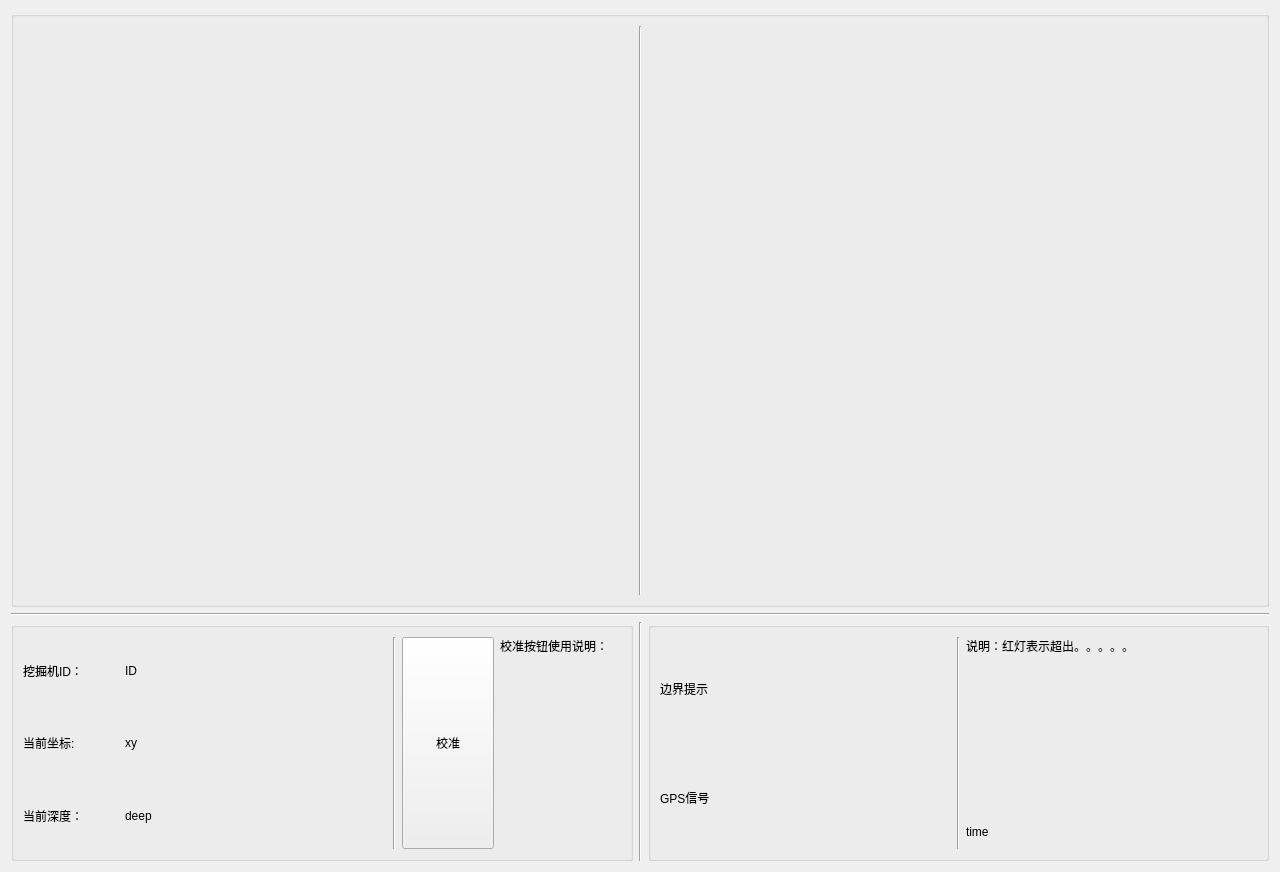
This is digger_ui.ui in huai-github/digger_5.0 as Qt 5 draws it before an edit. The edited form follows.
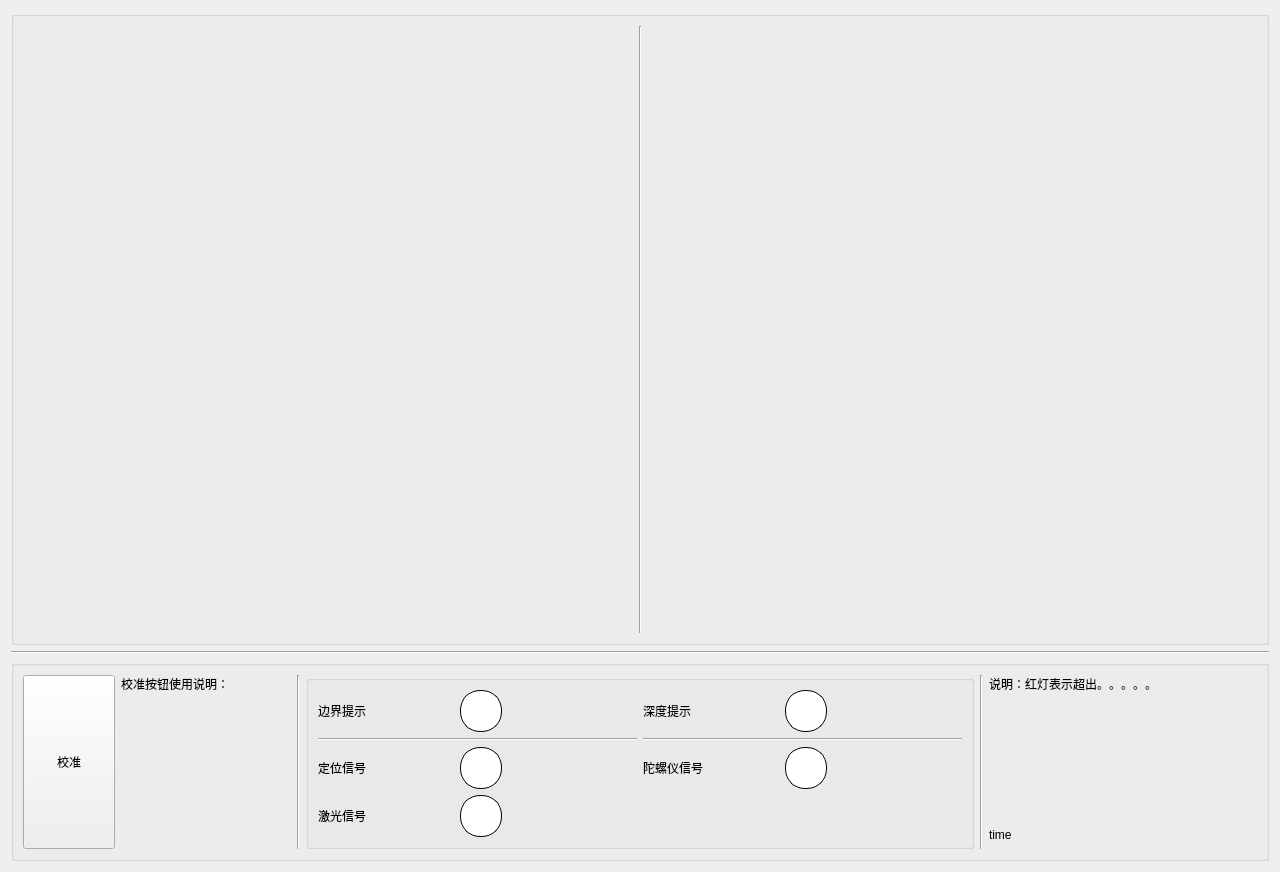
This is the edited form.

What changed in the file:
```diff
--- a/digger_ui.ui
+++ b/digger_ui.ui
@@ -13,7 +13,7 @@
   <property name="windowTitle">
    <string>挖掘机·</string>
   </property>
-  <layout class="QVBoxLayout" name="verticalLayout_4" stretch="5,1,2">
+  <layout class="QVBoxLayout" name="verticalLayout_4" stretch="5,1,0">
    <item>
     <widget class="QGroupBox" name="groupBox">
      <property name="title">
@@ -62,141 +62,15 @@
     </widget>
    </item>
    <item>
-    <layout class="QHBoxLayout" name="horizontalLayout_9" stretch="5,0,5">
+    <layout class="QHBoxLayout" name="horizontalLayout_9" stretch="0">
      <item>
-      <widget class="QGroupBox" name="groupBox_2">
+      <widget class="QGroupBox" name="groupBox_3">
        <property name="title">
         <string/>
        </property>
-       <layout class="QHBoxLayout" name="horizontalLayout_8">
+       <layout class="QHBoxLayout" name="horizontalLayout_3" stretch="2,1,5,1,2">
         <item>
-         <layout class="QHBoxLayout" name="horizontalLayout_3" stretch="9,1,2,3">
-          <item>
-           <layout class="QVBoxLayout" name="verticalLayout_2">
-            <item>
-             <layout class="QHBoxLayout" name="horizontalLayout_4" stretch="10,1,30">
-              <item>
-               <widget class="QLabel" name="diggerID_label">
-                <property name="styleSheet">
-                 <string notr="true">font: 75 9pt &quot;微软雅黑&quot;;
-font: 14pt &quot;微软雅黑&quot;;</string>
-                </property>
-                <property name="text">
-                 <string>挖掘机ID：</string>
-                </property>
-               </widget>
-              </item>
-              <item>
-               <spacer name="horizontalSpacer_3">
-                <property name="orientation">
-                 <enum>Qt::Horizontal</enum>
-                </property>
-                <property name="sizeHint" stdset="0">
-                 <size>
-                  <width>40</width>
-                  <height>20</height>
-                 </size>
-                </property>
-               </spacer>
-              </item>
-              <item>
-               <widget class="QLabel" name="diggerID">
-                <property name="styleSheet">
-                 <string notr="true">font: 12pt &quot;Consolas&quot;;</string>
-                </property>
-                <property name="text">
-                 <string>ID</string>
-                </property>
-               </widget>
-              </item>
-             </layout>
-            </item>
-            <item>
-             <layout class="QHBoxLayout" name="horizontalLayout_5" stretch="10,1,30">
-              <item>
-               <widget class="QLabel" name="nowcoordinate">
-                <property name="styleSheet">
-                 <string notr="true">font: 75 9pt &quot;微软雅黑&quot;;
-font: 14pt &quot;微软雅黑&quot;;</string>
-                </property>
-                <property name="text">
-                 <string>当前坐标:</string>
-                </property>
-               </widget>
-              </item>
-              <item>
-               <spacer name="horizontalSpacer_4">
-                <property name="orientation">
-                 <enum>Qt::Horizontal</enum>
-                </property>
-                <property name="sizeHint" stdset="0">
-                 <size>
-                  <width>40</width>
-                  <height>20</height>
-                 </size>
-                </property>
-               </spacer>
-              </item>
-              <item>
-               <widget class="QLabel" name="nowXY">
-                <property name="styleSheet">
-                 <string notr="true">
-font: 12pt &quot;Consolas&quot;;</string>
-                </property>
-                <property name="text">
-                 <string>xy</string>
-                </property>
-               </widget>
-              </item>
-             </layout>
-            </item>
-            <item>
-             <layout class="QHBoxLayout" name="horizontalLayout_7" stretch="10,1,30">
-              <item>
-               <widget class="QLabel" name="now_deep_label">
-                <property name="styleSheet">
-                 <string notr="true">font: 75 9pt &quot;微软雅黑&quot;;
-font: 14pt &quot;微软雅黑&quot;;</string>
-                </property>
-                <property name="text">
-                 <string>当前深度：</string>
-                </property>
-               </widget>
-              </item>
-              <item>
-               <spacer name="horizontalSpacer_5">
-                <property name="orientation">
-                 <enum>Qt::Horizontal</enum>
-                </property>
-                <property name="sizeHint" stdset="0">
-                 <size>
-                  <width>40</width>
-                  <height>20</height>
-                 </size>
-                </property>
-               </spacer>
-              </item>
-              <item>
-               <widget class="QLabel" name="now_deep">
-                <property name="styleSheet">
-                 <string notr="true">font: 12pt &quot;Consolas&quot;;</string>
-                </property>
-                <property name="text">
-                 <string>deep</string>
-                </property>
-               </widget>
-              </item>
-             </layout>
-            </item>
-           </layout>
-          </item>
-          <item>
-           <widget class="Line" name="line_5">
-            <property name="orientation">
-             <enum>Qt::Vertical</enum>
-            </property>
-           </widget>
-          </item>
+         <layout class="QHBoxLayout" name="horizontalLayout_2">
           <item>
            <widget class="QPushButton" name="calibration_button">
             <property name="enabled">
@@ -246,48 +120,6 @@
           </item>
          </layout>
         </item>
-       </layout>
-      </widget>
-     </item>
-     <item>
-      <widget class="Line" name="line_4">
-       <property name="orientation">
-        <enum>Qt::Vertical</enum>
-       </property>
-      </widget>
-     </item>
-     <item>
-      <widget class="QGroupBox" name="groupBox_3">
-       <property name="title">
-        <string/>
-       </property>
-       <layout class="QHBoxLayout" name="horizontalLayout_2">
-        <item>
-         <layout class="QVBoxLayout" name="verticalLayout">
-          <item>
-           <widget class="QLabel" name="border_warning">
-            <property name="styleSheet">
-             <string notr="true">font: 75 9pt &quot;微软雅黑&quot;;
-font: 14pt &quot;微软雅黑&quot;;</string>
-            </property>
-            <property name="text">
-             <string>边界提示</string>
-            </property>
-           </widget>
-          </item>
-          <item>
-           <widget class="QLabel" name="gps_warning">
-            <property name="styleSheet">
-             <string notr="true">font: 75 9pt &quot;微软雅黑&quot;;
-font: 14pt &quot;微软雅黑&quot;;</string>
-            </property>
-            <property name="text">
-             <string>GPS信号</string>
-            </property>
-           </widget>
-          </item>
-         </layout>
-        </item>
         <item>
          <widget class="Line" name="line_3">
           <property name="orientation">
@@ -295,6 +127,232 @@
           </property>
          </widget>
         </item>
+        <item>
+         <widget class="QGroupBox" name="groupBox_2">
+          <property name="title">
+           <string/>
+          </property>
+          <layout class="QGridLayout" name="gridLayout">
+           <item row="4" column="0">
+            <layout class="QHBoxLayout" name="laser_h" stretch="1,4,1">
+             <item>
+              <widget class="QLabel" name="deep_warning_2">
+               <property name="styleSheet">
+                <string notr="true">font: 75 9pt &quot;微软雅黑&quot;;
+font: 14pt &quot;微软雅黑&quot;;</string>
+               </property>
+               <property name="text">
+                <string>激光信号</string>
+               </property>
+              </widget>
+             </item>
+             <item>
+              <widget class="QLabel" name="laser_led">
+               <property name="styleSheet">
+                <string notr="true">min-width:40px;min-height:40px;max-width:40px;max-height:40px;border-radius:20px;border:1px solid black;background:white</string>
+               </property>
+               <property name="text">
+                <string/>
+               </property>
+              </widget>
+             </item>
+             <item>
+              <spacer name="horizontalSpacer_3">
+               <property name="orientation">
+                <enum>Qt::Horizontal</enum>
+               </property>
+               <property name="sizeHint" stdset="0">
+                <size>
+                 <width>40</width>
+                 <height>20</height>
+                </size>
+               </property>
+              </spacer>
+             </item>
+            </layout>
+           </item>
+           <item row="0" column="0">
+            <layout class="QHBoxLayout" name="border_h" stretch="1,4,1">
+             <item>
+              <widget class="QLabel" name="border_warning">
+               <property name="styleSheet">
+                <string notr="true">font: 75 9pt &quot;微软雅黑&quot;;
+font: 14pt &quot;微软雅黑&quot;;</string>
+               </property>
+               <property name="text">
+                <string>边界提示</string>
+               </property>
+              </widget>
+             </item>
+             <item>
+              <widget class="QLabel" name="edge_led">
+               <property name="minimumSize">
+                <size>
+                 <width>42</width>
+                 <height>42</height>
+                </size>
+               </property>
+               <property name="styleSheet">
+                <string notr="true">min-width:40px;min-height:40px;max-width:40px;max-height:40px;border-radius:20px;border:1px solid black;background:white</string>
+               </property>
+               <property name="text">
+                <string/>
+               </property>
+              </widget>
+             </item>
+             <item>
+              <spacer name="horizontalSpacer">
+               <property name="orientation">
+                <enum>Qt::Horizontal</enum>
+               </property>
+               <property name="sizeHint" stdset="0">
+                <size>
+                 <width>40</width>
+                 <height>20</height>
+                </size>
+               </property>
+              </spacer>
+             </item>
+            </layout>
+           </item>
+           <item row="2" column="0">
+            <layout class="QHBoxLayout" name="gps_h" stretch="1,4,1">
+             <item>
+              <widget class="QLabel" name="gps_warning_3">
+               <property name="styleSheet">
+                <string notr="true">font: 75 9pt &quot;微软雅黑&quot;;
+font: 14pt &quot;微软雅黑&quot;;</string>
+               </property>
+               <property name="text">
+                <string>定位信号</string>
+               </property>
+              </widget>
+             </item>
+             <item>
+              <widget class="QLabel" name="gps_led">
+               <property name="styleSheet">
+                <string notr="true">min-width:40px;min-height:40px;max-width:40px;max-height:40px;border-radius:20px;border:1px solid black;background:white</string>
+               </property>
+               <property name="text">
+                <string/>
+               </property>
+              </widget>
+             </item>
+             <item>
+              <spacer name="horizontalSpacer_2">
+               <property name="orientation">
+                <enum>Qt::Horizontal</enum>
+               </property>
+               <property name="sizeHint" stdset="0">
+                <size>
+                 <width>40</width>
+                 <height>20</height>
+                </size>
+               </property>
+              </spacer>
+             </item>
+            </layout>
+           </item>
+           <item row="0" column="1">
+            <layout class="QHBoxLayout" name="deep_h" stretch="1,4,1">
+             <item>
+              <widget class="QLabel" name="deep_warning">
+               <property name="styleSheet">
+                <string notr="true">font: 75 9pt &quot;微软雅黑&quot;;
+font: 14pt &quot;微软雅黑&quot;;</string>
+               </property>
+               <property name="text">
+                <string>深度提示</string>
+               </property>
+              </widget>
+             </item>
+             <item>
+              <widget class="QLabel" name="deep_led">
+               <property name="styleSheet">
+                <string notr="true">min-width:40px;min-height:40px;max-width:40px;max-height:40px;border-radius:20px;border:1px solid black;background:white</string>
+               </property>
+               <property name="text">
+                <string/>
+               </property>
+              </widget>
+             </item>
+             <item>
+              <spacer name="horizontalSpacer_9">
+               <property name="orientation">
+                <enum>Qt::Horizontal</enum>
+               </property>
+               <property name="sizeHint" stdset="0">
+                <size>
+                 <width>40</width>
+                 <height>20</height>
+                </size>
+               </property>
+              </spacer>
+             </item>
+            </layout>
+           </item>
+           <item row="2" column="1">
+            <layout class="QHBoxLayout" name="gyro_h" stretch="1,4,1">
+             <item>
+              <widget class="QLabel" name="gyro_warning">
+               <property name="styleSheet">
+                <string notr="true">font: 75 9pt &quot;微软雅黑&quot;;
+font: 14pt &quot;微软雅黑&quot;;</string>
+               </property>
+               <property name="text">
+                <string>陀螺仪信号</string>
+               </property>
+              </widget>
+             </item>
+             <item>
+              <widget class="QLabel" name="gyro_led">
+               <property name="styleSheet">
+                <string notr="true">min-width:40px;min-height:40px;max-width:40px;max-height:40px;border-radius:20px;border:1px solid black;background:white</string>
+               </property>
+               <property name="text">
+                <string/>
+               </property>
+              </widget>
+             </item>
+             <item>
+              <spacer name="horizontalSpacer_10">
+               <property name="orientation">
+                <enum>Qt::Horizontal</enum>
+               </property>
+               <property name="sizeHint" stdset="0">
+                <size>
+                 <width>40</width>
+                 <height>20</height>
+                </size>
+               </property>
+              </spacer>
+             </item>
+            </layout>
+           </item>
+           <item row="1" column="0">
+            <widget class="Line" name="line_4">
+             <property name="orientation">
+              <enum>Qt::Horizontal</enum>
+             </property>
+            </widget>
+           </item>
+           <item row="1" column="1">
+            <widget class="Line" name="line_6">
+             <property name="orientation">
+              <enum>Qt::Horizontal</enum>
+             </property>
+            </widget>
+           </item>
+          </layout>
+         </widget>
+        </item>
+        <item>
+         <widget class="Line" name="line_5">
+          <property name="orientation">
+           <enum>Qt::Vertical</enum>
+          </property>
+         </widget>
+        </item>
         <item>
          <layout class="QVBoxLayout" name="verticalLayout_3" stretch="5,1">
           <item>
```
